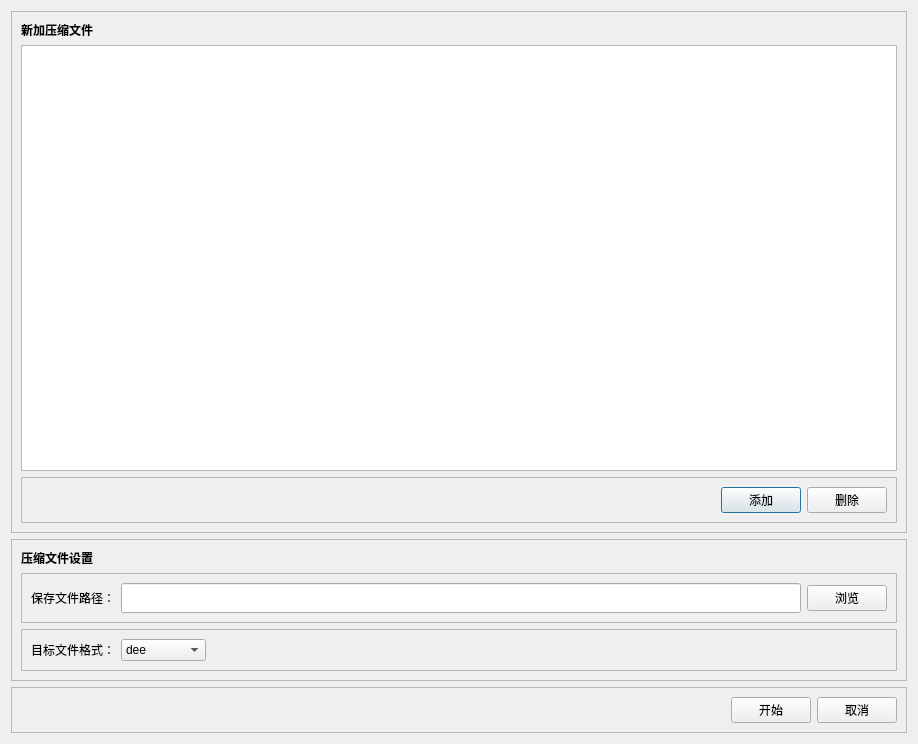
Qt form QTHuffman_Compress/comdialog.ui (1234-bai/Huffman_Compress) before a commit.
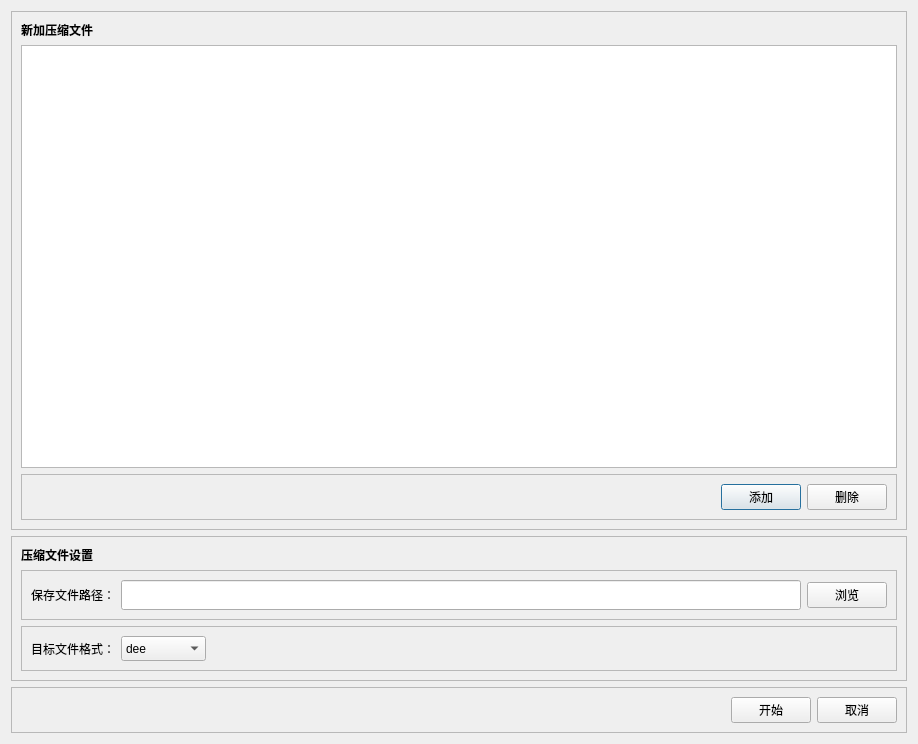
The same form after that commit.

```diff
--- a/QTHuffman_Compress/comdialog.ui
+++ b/QTHuffman_Compress/comdialog.ui
@@ -263,7 +263,7 @@
            <property name="minimumSize">
             <size>
              <width>85</width>
-             <height>0</height>
+             <height>25</height>
             </size>
            </property>
            <property name="layoutDirection">
```
